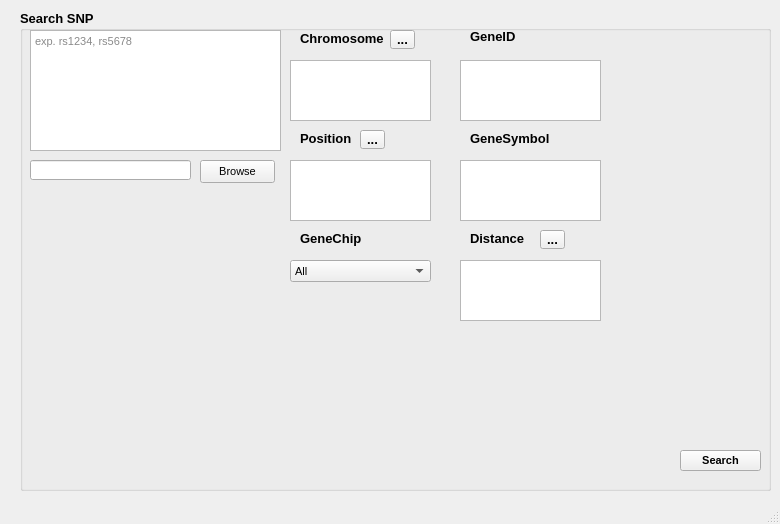
Above: Project/ui/maingui.ui from tatazakup/NetAffx-Project before the change. Below: the same form after it.
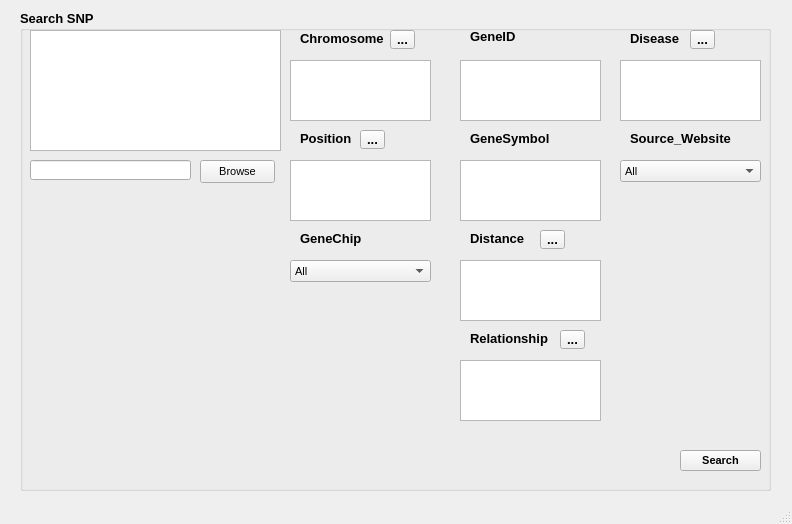
That is the form after the change. Icons and pictures are not drawn.

Commit message: add gui disease sourece

Patch:
```diff
--- a/Project/ui/maingui.ui
+++ b/Project/ui/maingui.ui
@@ -6,7 +6,7 @@
    <rect>
     <x>0</x>
     <y>0</y>
-    <width>780</width>
+    <width>792</width>
     <height>524</height>
    </rect>
   </property>
@@ -57,7 +57,7 @@
 &lt;html&gt;&lt;head&gt;&lt;meta name=&quot;qrichtext&quot; content=&quot;1&quot; /&gt;&lt;style type=&quot;text/css&quot;&gt;
 p, li { white-space: pre-wrap; }
 &lt;/style&gt;&lt;/head&gt;&lt;body style=&quot; font-family:'MS Shell Dlg 2'; font-size:10pt; font-weight:400; font-style:normal;&quot;&gt;
-&lt;p style=&quot; margin-top:0px; margin-bottom:0px; margin-left:0px; margin-right:0px; -qt-block-indent:0; text-indent:0px;&quot;&gt;&lt;span style=&quot; font-size:8pt; color:#8a8a8a;&quot;&gt;exp. rs1234, rs5678&lt;/span&gt;&lt;/p&gt;&lt;/body&gt;&lt;/html&gt;</string>
+&lt;p style=&quot;-qt-paragraph-type:empty; margin-top:0px; margin-bottom:0px; margin-left:0px; margin-right:0px; -qt-block-indent:0; text-indent:0px;&quot;&gt;&lt;br /&gt;&lt;/p&gt;&lt;/body&gt;&lt;/html&gt;</string>
      </property>
     </widget>
     <widget class="QPushButton" name="browse">
@@ -349,6 +349,135 @@
       </font>
      </property>
     </widget>
+    <widget class="QLabel" name="lb_relationship">
+     <property name="geometry">
+      <rect>
+       <x>450</x>
+       <y>320</y>
+       <width>91</width>
+       <height>16</height>
+      </rect>
+     </property>
+     <property name="text">
+      <string>Relationship</string>
+     </property>
+    </widget>
+    <widget class="QToolButton" name="toolrelationship">
+     <property name="geometry">
+      <rect>
+       <x>540</x>
+       <y>320</y>
+       <width>25</width>
+       <height>19</height>
+      </rect>
+     </property>
+     <property name="text">
+      <string>...</string>
+     </property>
+    </widget>
+    <widget class="QTextEdit" name="rel_display">
+     <property name="geometry">
+      <rect>
+       <x>440</x>
+       <y>350</y>
+       <width>141</width>
+       <height>61</height>
+      </rect>
+     </property>
+    </widget>
+    <widget class="QLabel" name="lb_disease">
+     <property name="geometry">
+      <rect>
+       <x>610</x>
+       <y>20</y>
+       <width>61</width>
+       <height>16</height>
+      </rect>
+     </property>
+     <property name="text">
+      <string>Disease</string>
+     </property>
+    </widget>
+    <widget class="QToolButton" name="tooldisease">
+     <property name="geometry">
+      <rect>
+       <x>670</x>
+       <y>20</y>
+       <width>25</width>
+       <height>19</height>
+      </rect>
+     </property>
+     <property name="text">
+      <string>...</string>
+     </property>
+    </widget>
+    <widget class="QTextEdit" name="dise_display">
+     <property name="geometry">
+      <rect>
+       <x>600</x>
+       <y>50</y>
+       <width>141</width>
+       <height>61</height>
+      </rect>
+     </property>
+     <property name="font">
+      <font>
+       <pointsize>8</pointsize>
+       <weight>50</weight>
+       <bold>false</bold>
+      </font>
+     </property>
+    </widget>
+    <widget class="QLabel" name="label">
+     <property name="geometry">
+      <rect>
+       <x>610</x>
+       <y>120</y>
+       <width>111</width>
+       <height>16</height>
+      </rect>
+     </property>
+     <property name="text">
+      <string>Source_Website</string>
+     </property>
+    </widget>
+    <widget class="QComboBox" name="sourcewebBox">
+     <property name="geometry">
+      <rect>
+       <x>600</x>
+       <y>150</y>
+       <width>141</width>
+       <height>22</height>
+      </rect>
+     </property>
+     <property name="font">
+      <font>
+       <pointsize>8</pointsize>
+       <weight>50</weight>
+       <bold>false</bold>
+      </font>
+     </property>
+     <item>
+      <property name="text">
+       <string>All</string>
+      </property>
+     </item>
+     <item>
+      <property name="text">
+       <string>Huge</string>
+      </property>
+     </item>
+     <item>
+      <property name="text">
+       <string>Kegg</string>
+      </property>
+     </item>
+     <item>
+      <property name="text">
+       <string>Pathway</string>
+      </property>
+     </item>
+    </widget>
    </widget>
   </widget>
   <widget class="QMenuBar" name="menubar">
```
Left out of the diff: 9 changed lines with no effect on the pictures. The commit also changes 4 other files.
